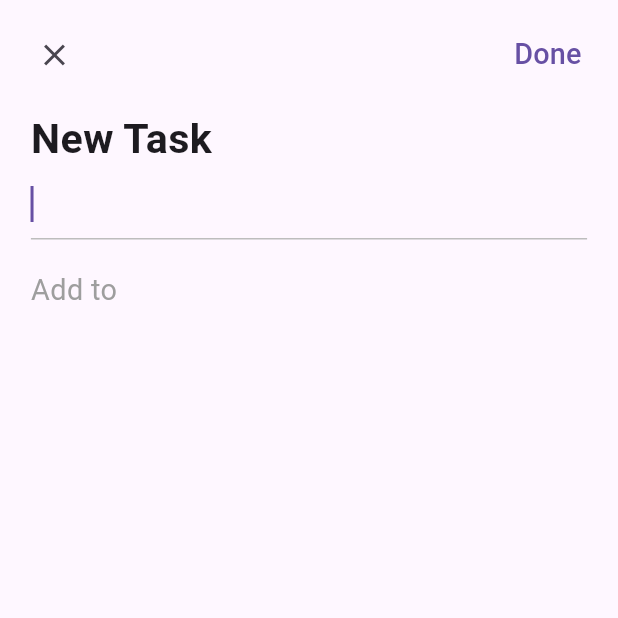
After one commit to sazid526/getx_todo_project, a Flutter app: the AddDialog screen opened directly, on a phone screen of 412 x 824 dp, the top half of it. The commit adds this screen. Run offline on Flutter 3.47's test engine with Material 3 defaults, Android fonts, the phone set to English and light mode, and no system bars; our stand-ins replace dotted_border, equatable, flutter_easyloading, get, get_storage, step_progress_indicator; accounts and stored records are empty.

Commit message:
task add, doing list , done list done

```diff
--- a/lib/app/modules/home/home_controller.dart
+++ b/lib/app/modules/home/home_controller.dart
@@ -1,21 +1,20 @@
-import 'dart:ffi';
-
 import 'package:flutter/cupertino.dart';
+import 'package:flutter/foundation.dart';
 import 'package:get/get.dart';
 import 'package:getx_todo_project/app/data/services/storage/repository.dart';
 import 'package:getx_todo_project/app/modules/task.dart';
 
-class HomeController extends GetxController{
+class HomeController extends GetxController {
   TaskRepository taskRepository;
-  HomeController({
-    required this.taskRepository
-});
+  HomeController({required this.taskRepository});
   final formKey = GlobalKey<FormState>();
   final editCtrl = TextEditingController();
   final deleting = false.obs;
   final chipIndex = 0.obs;
   final tasks = <Task>[].obs;
-
+  final task = Rx<Task?>(null);
+  final doingTodos = <dynamic>[].obs;
+  final doneTodos = <dynamic>[].obs;
 
   @override
   void onInit() {
@@ -30,19 +29,105 @@ class HomeController extends GetxController{
     super.onClose();
   }
 
-  void changeChipIndex(int value){
+  void changeChipIndex(int value) {
     chipIndex.value == value;
   }
 
-  void changeDeleting(bool value){
+  void changeDeleting(bool value) {
     deleting.value = value;
   }
 
-  bool addTask(Task task){
-    if(tasks.contains(task)){
+  void changeTask(Task? select) {
+    task.value = select;
+  }
+
+  void changeTodos(List<dynamic> select) {
+    doingTodos.clear();
+    doneTodos.clear();
+    for (int i = 0; i < select.length; i++) {
+      var todo = select[i];
+      var status = todo["done"];
+      if (status == true) {
+        doneTodos.add(todo);
+      } else {
+        doingTodos.add(todo);
+      }
+    }
+  }
+
+  bool addTask(Task task) {
+    if (tasks.contains(task)) {
       return false;
     }
     tasks.add(task);
     return true;
   }
+
+  void deleteTask(Task task) {
+    tasks.remove(task);
+  }
+
+  updateTask(Task task, String title) {
+    var todos = task.todos ?? [];
+    if (containerTodo(todos, title)) {
+      return false;
+    }
+    var todo = {"title": title, "done": false};
+    todos.add(todo);
+    var newTask = task.copyWith(todos: todos);
+    int oldIdx = tasks.indexOf(task);
+    tasks[oldIdx] = newTask;
+    tasks.refresh();
+    return true;
+  }
+
+  bool containerTodo(List todos, title) {
+    return todos.any((element) => element["title"] == title);
+  }
+
+  bool addTodo(String title) {
+    var todo = {"title": title, "done": false};
+    if (doingTodos
+        .any((element) => mapEquals<String, dynamic>(todo, element))) {
+      return false;
+    }
+    var doneTodo = {"title": title, "done": true};
+    if (doneTodos
+        .any((element) => mapEquals<String, dynamic>(doneTodo, element))) {
+      return false;
+    }
+    doingTodos.add(todo);
+    return true;
+  }
+
+  void updateTodos(){
+    var newTodos = <Map<String,dynamic>>[];
+    newTodos.addAll(
+      [
+        ...doingTodos,
+        ...doneTodos
+      ]
+    );
+    var newTasks = task.value!.copyWith(todos: newTodos);
+    int oldInx = tasks.indexOf(task.value);
+    tasks[oldInx] = newTasks;
+    tasks.refresh();
+  }
+
+  void doneTodo(String title) {
+    var doingTodo = {
+      "title" : title,
+      "done" :false,
+    };
+    int index = doingTodos.indexWhere((element) => mapEquals<String,dynamic>(doingTodo, element));
+    doingTodos.removeAt(index);
+    var doneTodo = {
+      "title": title,
+      "done" : true
+    };
+    doneTodos.add(doneTodo);
+    doingTodos.refresh();
+    doneTodos.refresh();
+  }
+
 }
--- /dev/null
+++ b/lib/app/modules/home/widgets/add_dialog.dart
@@ -0,0 +1,140 @@
+import 'package:flutter/material.dart';
+import 'package:flutter_easyloading/flutter_easyloading.dart';
+import 'package:get/get.dart';
+import 'package:getx_todo_project/app/core/utils/extensions.dart';
+import 'package:getx_todo_project/app/modules/home/home_controller.dart';
+
+class AddDialog extends StatelessWidget {
+  final homeCtrl = Get.find<HomeController>();
+  AddDialog({super.key});
+
+  @override
+  Widget build(BuildContext context) {
+    return Scaffold(
+      body: Form(
+        key: homeCtrl.formKey,
+        child: ListView(
+          children: [
+            Padding(
+              padding: EdgeInsets.all(3.0.wp),
+              child: Row(
+                mainAxisAlignment: MainAxisAlignment.spaceBetween,
+                children: [
+                  IconButton(
+                    onPressed: () {
+                      Get.back();
+                      homeCtrl.editCtrl.clear();
+                      homeCtrl.changeTask(null);
+                    },
+                    icon: const Icon(Icons.close),
+                  ),
+                  TextButton(
+                    style: ButtonStyle(
+                        overlayColor:
+                            MaterialStateProperty.all(Colors.transparent)),
+                    onPressed: () {
+                      if(homeCtrl.formKey.currentState!.validate()){
+                        if(homeCtrl.task.value == null){
+                          EasyLoading.showError("Please select task type");
+                        }else{
+                          var success = homeCtrl.updateTask(
+                            homeCtrl.task.value!,
+                            homeCtrl.editCtrl.text,
+                          );
+                          if(success){
+                            EasyLoading.showSuccess("Todo item add success");
+                            Get.back();
+                            homeCtrl.changeTask(null);
+                          }else{
+                            EasyLoading.showError("Todo item already exits");
+                          }
+                          homeCtrl.editCtrl.clear();
+                        }
+                      }
+                    },
+                    child: Text(
+                      "Done",
+                      style: TextStyle(
+                        fontSize: 14.0.sp,
+                      ),
+                    ),
+                  )
+                ],
+              ),
+            ),
+            Padding(
+              padding: EdgeInsets.symmetric(horizontal: 5.0.wp),
+              child: Text(
+                "New Task",
+                style:
+                    TextStyle(fontSize: 20.0.sp, fontWeight: FontWeight.bold),
+              ),
+            ),
+            Padding(
+              padding: EdgeInsets.symmetric(horizontal: 5.0.wp),
+              child: TextFormField(
+                controller: homeCtrl.editCtrl,
+                decoration: InputDecoration(
+                    focusedBorder: UnderlineInputBorder(
+                        borderSide: BorderSide(color: Colors.grey[400]!))),
+                autofocus: true,
+                validator: (value) {
+                  if (value == null || value.trim().isEmpty) {
+                    return "Please enter your todo item";
+                  }
+                },
+              ),
+            ),
+            Padding(
+              padding: EdgeInsets.only(
+                  top: 5.0.wp, left: 5.0.wp, right: 5.0.wp, bottom: 2.0.wp),
+              child: Text(
+                "Add to",
+                style: TextStyle(fontSize: 14.0.sp, color: Colors.grey),
+              ),
+            ),
+            ...homeCtrl.tasks
+                .map(
+                  (element) => Obx(
+                    () => InkWell(
+                      onTap: () => homeCtrl.changeTask(element),
+                      child: Padding(
+                        padding: EdgeInsets.symmetric(
+                            vertical: 3.0.wp, horizontal: 5.0.wp),
+                        child: Row(
+                          mainAxisAlignment: MainAxisAlignment.spaceBetween,
+                          children: [
+                            Row(
+                              children: [
+                                Icon(
+                                  IconData(element.icon,
+                                      fontFamily: "MaterialIcons"),
+                                  color: HexColor.fromHex(element.color),
+                                ),
+                                SizedBox(width: 3.0.wp),
+                                Text(
+                                  element.title,
+                                  style: TextStyle(
+                                      fontSize: 12.0.sp,
+                                      fontWeight: FontWeight.bold),
+                                ),
+                              ],
+                            ),
+                            if (homeCtrl.task.value == element)
+                              const Icon(
+                                Icons.check,
+                                color: Colors.blue,
+                              )
+                          ],
+                        ),
+                      ),
+                    ),
+                  ),
+                )
+                .toList()
+          ],
+        ),
+      ),
+    );
+  }
+}
--- a/lib/app/modules/home/widgets/task_card.dart
+++ b/lib/app/modules/home/widgets/task_card.dart
@@ -2,6 +2,7 @@ import 'package:flutter/cupertino.dart';
 import 'package:flutter/material.dart';
 import 'package:get/get.dart';
 import 'package:getx_todo_project/app/core/utils/extensions.dart';
+import 'package:getx_todo_project/app/modules/detail/detail_screen.dart';
 import 'package:getx_todo_project/app/modules/home/home_controller.dart';
 import 'package:getx_todo_project/app/modules/task.dart';
 import 'package:step_progress_indicator/step_progress_indicator.dart';
@@ -15,7 +16,13 @@ class TaskCard extends StatelessWidget {
   Widget build(BuildContext context) {
     final color = HexColor.fromHex(task.color);
     final squareWidth = Get.width - 12.0.wp;
-    return Container(
+    return GestureDetector(
+      onTap: (){
+        homeCtrl.changeTask(task);
+        homeCtrl.changeTodos(task.todos ?? []);
+        Get.to(DetailScreen());
+      },
+      child: Container(
         width: squareWidth / 2,
         height: squareWidth / 2,
         margin: EdgeInsets.all(3.0.wp),
@@ -73,6 +80,7 @@ class TaskCard extends StatelessWidget {
             )
           ],
         ),
+      ),
     );
   }
 }
--- a/pubspec.yaml
+++ b/pubspec.yaml
@@ -65,9 +65,8 @@ flutter:
   uses-material-design: true
 
   # To add assets to your application, add an assets section, like this:
-  # assets:
-  #   - images/a_dot_burr.jpeg
-  #   - images/a_dot_ham.jpeg
+  assets:
+     - assets/photos/
 
   # An image asset can refer to one or more resolution-specific "variants", see
   # https://flutter.dev/assets-and-images/#resolution-aware
```
Also changed, not shown: lib/app/modules/detail/detail_screen.dart (added, +131 -0 lines), lib/app/modules/detail/widgets/doing_list.dart (added, +68 -0 lines), lib/app/modules/home/home_page.dart (+30 -2 lines), assets/photos/task.jpg (added), assets/photos/task_two.png (added), lib/app/modules/detail/widgets/done_list.dart (added). Lines whose indentation alone changed are shown as unchanged.
